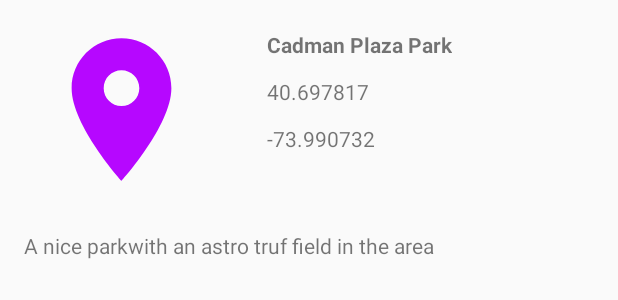
After one commit to cthoughtz/goTenna-Coding-Challenge, an Android app: the layout items_list.xml on its own in the app's theme, with its tools: preview values and no code run, on a phone screen of 412 x 824 dp. The commit adds this screen. Shown: the top 300 px of the screen. Run offline under Robolectric (Android 15) with nearby library versions, the phone set to English and light mode, and no system bars.

Commit message:
completed Room database and recyclerview with list of items

```diff
--- a/app/src/main/AndroidManifest.xml
+++ b/app/src/main/AndroidManifest.xml
@@ -6,6 +6,7 @@
     <uses-permission android:name="android.permission.ACCESS_FINE_LOCATION"/>
 
     <application
+        android:name=".App"
         android:allowBackup="true"
         android:icon="@mipmap/ic_launcher"
         android:label="@string/app_name"
--- a/app/src/main/java/com/example/gotenna_mapbox/model/api/LocationService.kt
+++ b/app/src/main/java/com/example/gotenna_mapbox/model/api/LocationService.kt
@@ -2,12 +2,12 @@ package com.example.gotenna_mapbox.model.api
 
 import androidx.room.Dao
 import com.example.gotenna_mapbox.model.Location
+import io.reactivex.Observable
 import io.reactivex.Single
 import retrofit2.http.GET
 
-@Dao
+
 interface LocationService {
-
     @GET("/development/scripts/get_map_pins.php")
-    fun getLocationInfo(): Single<ArrayList<Location>>
+    fun getLocationInfo(): Observable<MutableList<Location>>
 }
--- /dev/null
+++ b/app/src/main/res/drawable/ic_location_on_purple_24dp.xml
@@ -0,0 +1,5 @@
+<vector android:height="48dp" android:tint="#B607FF"
+    android:viewportHeight="24.0" android:viewportWidth="24.0"
+    android:width="48dp" xmlns:android="http://schemas.android.com/apk/res/android">
+    <path android:fillColor="#FF000000" android:pathData="M12,2C8.13,2 5,5.13 5,9c0,5.25 7,13 7,13s7,-7.75 7,-13c0,-3.87 -3.13,-7 -7,-7zM12,11.5c-1.38,0 -2.5,-1.12 -2.5,-2.5s1.12,-2.5 2.5,-2.5 2.5,1.12 2.5,2.5 -1.12,2.5 -2.5,2.5z"/>
+</vector>
--- a/app/src/main/res/layout/activity_main.xml
+++ b/app/src/main/res/layout/activity_main.xml
@@ -4,6 +4,7 @@
     xmlns:tools="http://schemas.android.com/tools"
     android:layout_width="match_parent"
     android:layout_height="match_parent"
+    android:id="@+id/root"
     tools:context=".view.activities.MainActivity">
 
     <fragment
--- a/app/src/main/res/layout/fragment_list.xml
+++ b/app/src/main/res/layout/fragment_list.xml
@@ -6,9 +6,9 @@
     tools:context=".view.fragment.ListFragment">
 
     <!-- TODO: Update blank fragment layout -->
-    <TextView
+    <androidx.recyclerview.widget.RecyclerView
+        android:id="@+id/rlist"
         android:layout_width="match_parent"
-        android:layout_height="match_parent"
-        android:text="@string/hello_blank_fragment" />
+        android:layout_height="match_parent"/>
 
 </FrameLayout>
--- /dev/null
+++ b/app/src/main/res/layout/items_list.xml
@@ -0,0 +1,69 @@
+<?xml version="1.0" encoding="utf-8"?>
+<androidx.constraintlayout.widget.ConstraintLayout xmlns:android="http://schemas.android.com/apk/res/android"
+    xmlns:app="http://schemas.android.com/apk/res-auto"
+    xmlns:tools="http://schemas.android.com/tools"
+    android:orientation="vertical" android:layout_width="match_parent"
+    android:layout_height="wrap_content">
+
+    <ImageView
+        android:id="@+id/ivMarker"
+        android:layout_width="130dp"
+        android:layout_height="114dp"
+        android:layout_marginStart="16dp"
+        android:layout_marginTop="16dp"
+        android:src="@drawable/ic_location_on_purple_24dp"
+        app:layout_constraintStart_toStartOf="parent"
+        app:layout_constraintTop_toTopOf="parent" />
+
+    <TextView
+        android:id="@+id/tvName"
+        android:layout_width="wrap_content"
+        android:layout_height="wrap_content"
+        android:layout_marginStart="32dp"
+        android:layout_marginTop="20dp"
+        android:textStyle="bold"
+        app:layout_constraintEnd_toEndOf="parent"
+        app:layout_constraintHorizontal_bias="0.0"
+        app:layout_constraintStart_toEndOf="@+id/ivMarker"
+        app:layout_constraintTop_toTopOf="parent"
+        tools:text="Cadman Plaza Park" />
+
+    <TextView
+        android:id="@+id/tvLat"
+        android:layout_width="wrap_content"
+        android:layout_height="wrap_content"
+        android:layout_marginStart="32dp"
+        android:layout_marginTop="12dp"
+        app:layout_constraintEnd_toEndOf="parent"
+        app:layout_constraintHorizontal_bias="0.0"
+        app:layout_constraintStart_toEndOf="@+id/ivMarker"
+        app:layout_constraintTop_toBottomOf="@+id/tvName"
+        tools:text="40.697817" />
+
+    <TextView
+        android:id="@+id/tvLng"
+        android:layout_width="wrap_content"
+        android:layout_height="wrap_content"
+        android:layout_marginStart="32dp"
+        android:layout_marginTop="12dp"
+        android:text="-73.990732"
+        app:layout_constraintEnd_toEndOf="parent"
+        app:layout_constraintHorizontal_bias="0.0"
+        app:layout_constraintStart_toEndOf="@+id/ivMarker"
+        app:layout_constraintTop_toBottomOf="@+id/tvLat" />
+
+    <TextView
+        android:id="@+id/tvDesc"
+        android:layout_width="299dp"
+        android:layout_height="wrap_content"
+        android:layout_marginStart="16dp"
+        android:layout_marginTop="24dp"
+       android:layout_marginBottom="20dp"
+        app:layout_constraintBottom_toBottomOf="parent"
+        app:layout_constraintEnd_toEndOf="parent"
+        app:layout_constraintHorizontal_bias="0.0"
+        app:layout_constraintStart_toStartOf="parent"
+        app:layout_constraintTop_toBottomOf="@+id/ivMarker"
+        tools:text="A nice parkwith an astro truf field in the area" />
+
+</androidx.constraintlayout.widget.ConstraintLayout>
```
Also changed, not shown: app/build.gradle (+4 -3 lines), app/src/main/java/com/example/gotenna_mapbox/App.kt (added, +23 -0 lines), app/src/main/java/com/example/gotenna_mapbox/model/room/AppDatabase.kt (deleted, +0 -28 lines), app/src/main/java/com/example/gotenna_mapbox/repo/LocationRepo.kt (added, +20 -0 lines), app/src/main/java/com/example/gotenna_mapbox/repo/LocationUsecase.kt (added, +8 -0 lines), app/src/main/java/com/example/gotenna_mapbox/room/AppDatabase.kt (added, +12 -0 lines), app/src/main/java/com/example/gotenna_mapbox/room/LocationDao.kt (added, +21 -0 lines), app/src/main/java/com/example/gotenna_mapbox/view/activities/MainActivity.kt (+12 -6 lines), app/src/main/java/com/example/gotenna_mapbox/view/adapters/LocationAdapter.kt (added, +47 -0 lines), app/src/main/java/com/example/gotenna_mapbox/view/fragment/ListFragment.kt (+33 -0 lines), app/src/main/java/com/example/gotenna_mapbox/view/fragment/MapFragment.kt (+9 -16 lines), app/src/main/java/com/example/gotenna_mapbox/viewmodel/LocationViewModel.kt (+9 -10 lines), app/src/main/res/navigation/nav_graph.xml (+2 -11 lines).
